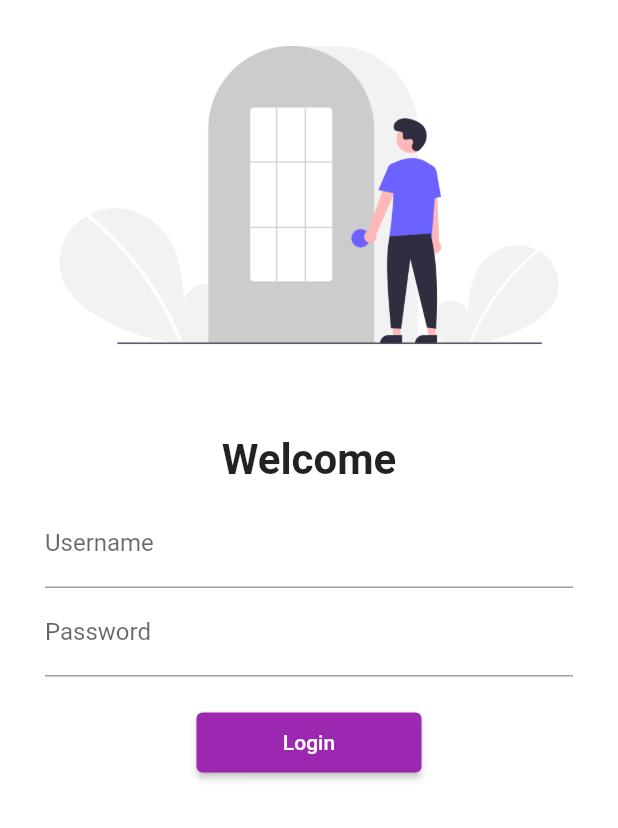
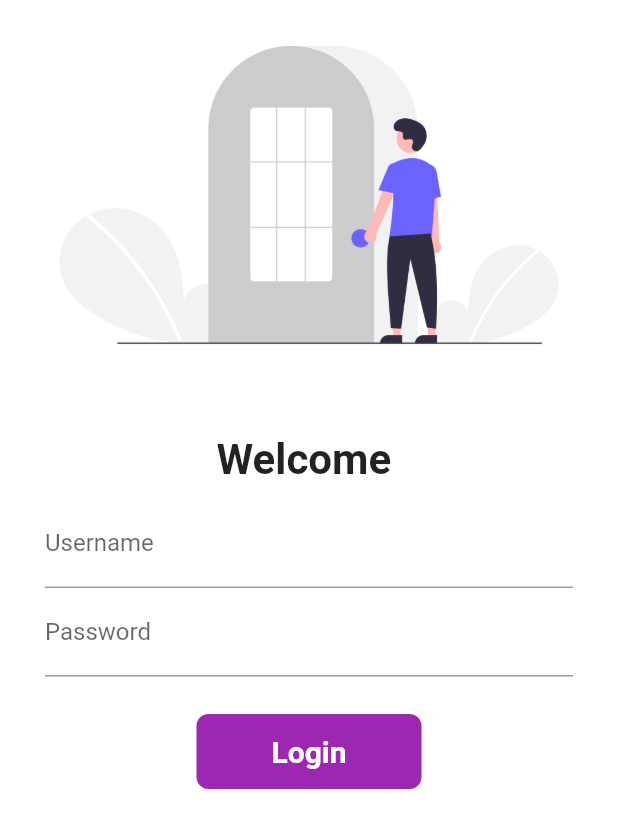
Before and after one commit to PushkaraSharma/FlutterCatelogApp, a Flutter app: the screen it shows after launch, on a phone screen of 412 x 824 dp. Shown: the top 828 px of the screen. Run offline on Flutter 3.47's test engine with Material 2 defaults, Android fonts, the phone set to English and light mode, and no system bars.

Commit message:
added animation in login button

```diff
--- a/lib/pages/LoginPage.dart
+++ b/lib/pages/LoginPage.dart
@@ -1,7 +1,16 @@
 import 'package:flutter/material.dart';
+import 'package:flutter/rendering.dart';
 import 'package:trailapp/utils/routes.dart';
 
-class LoginPage extends StatelessWidget {
+class LoginPage extends StatefulWidget {
+  @override
+  _LoginPageState createState() => _LoginPageState();
+}
+
+class _LoginPageState extends State<LoginPage> {
+  String _name = "";
+  bool _changeButton = false;
+
   @override
   Widget build(BuildContext context) {
     return Material(
@@ -17,7 +26,7 @@ class LoginPage extends StatelessWidget {
             height: 30,
           ),
           Text(
-            "Welcome",
+            "Welcome " + _name,
             style: TextStyle(
               fontSize: 28,
               fontWeight: FontWeight.bold,
@@ -30,20 +39,53 @@ class LoginPage extends StatelessWidget {
                   TextFormField(
                     decoration: InputDecoration(
                         labelText: "Username", hintText: "Enter Username"),
+                    onChanged: (value) {
+                      _name = value;
+                      setState(() {});
+                    },
                   ),
                   TextFormField(
-                    obscureText: true,
+                      obscureText: true,
                       decoration: InputDecoration(
-                          labelText: "Password", hintText: "Enter Password")
+                          labelText: "Password", hintText: "Enter Password")),
+                  SizedBox(
+                    height: 25,
                   ),
-                  SizedBox(height: 20,),
-                  ElevatedButton(
-                    child: Text("Login"),
-                    style: TextButton.styleFrom(minimumSize: Size(150, 40)),
-                    onPressed: (){
-                      Navigator.pushNamed(context, MyRoutes.homePageRoute);
+                  InkWell(
+                    onTap: () async{
+                      setState(() {
+                        _changeButton = true;
+                      });
+                      await Future.delayed(Duration(seconds: 1));
+                       Navigator.pushNamed(context, MyRoutes.homePageRoute);
                     },
-                  )
+                    child: AnimatedContainer(
+                      duration: Duration(seconds: 1),
+                      height: 50,
+                      width: _changeButton ? 50 : 150,
+                      child: _changeButton
+                          ? Icon(Icons.done,color: Colors.white,)
+                          : Text(
+                              "Login",
+                              style: TextStyle(
+                                  color: Colors.white,
+                                  fontSize: 20,
+                                  fontWeight: FontWeight.bold),
+                            ),
+                      alignment: Alignment.center,
+                      decoration: BoxDecoration(
+                          color: Colors.purple,
+                          borderRadius:
+                              BorderRadius.circular(_changeButton ? 50 : 8)),
+                    ),
+                  ),
+                  // ElevatedButton(
+                  //   child: Text("Login"),
+                  //   style: TextButton.styleFrom(minimumSize: Size(150, 40)),
+                  //   onPressed: (){
+                  //     Navigator.pushNamed(context, MyRoutes.homePageRoute);
+                  //   },
+                  // )
                 ],
               )),
         ],
```
